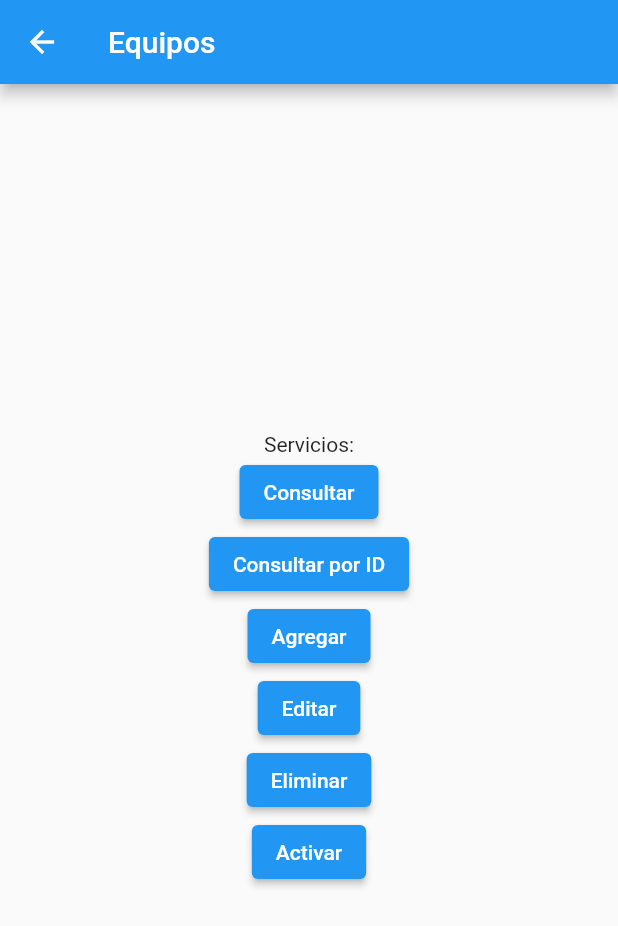
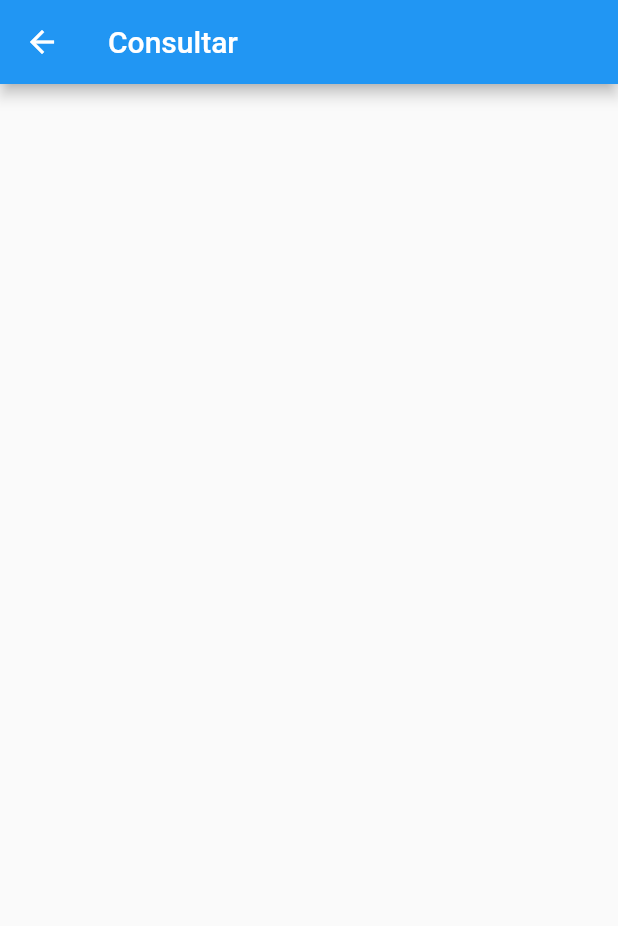
Before and after one commit to eduardo-solis/undermatch_app, a Flutter app: the screen it shows after launch, after a tap on "Equipos", after a tap on "Consultar", on a phone screen of 412 x 824 dp. Shown: the top 926 px of the screen. Run offline on Flutter 3.47's test engine with Material 2 defaults, Android fonts, the light colour scheme and no system bars.

Commit message:
Creando el componente de Equipos_Consultar

```diff
--- a/lib/main.dart
+++ b/lib/main.dart
@@ -1,5 +1,6 @@
 import 'package:flutter/material.dart';
 import 'package:undermatch_app/routes/routes.dart';
+import 'package:undermatch_app/widgets/equipos/equipos_consultar.dart';
 import 'package:undermatch_app/widgets/equipos/equipos_inicio.dart';
 
 void main() {
@@ -15,7 +16,8 @@ class MyApp extends StatelessWidget {
       initialRoute: Routes.INICIO,
       routes: {
         Routes.INICIO: (context) => const MyHomePage(title: 'UnderMatch API'),
-        Routes.EQUIPOS: (context) => const EquiposInicio()
+        Routes.EQUIPOS: (context) => const EquiposInicio(),
+        Routes.EQUIPOS_CONSULTAR: (context) => const EquiposConsultar()
       },
       title: 'Flutter Demo',
       debugShowCheckedModeBanner: false,
--- /dev/null
+++ b/lib/widgets/equipos/equipos_consultar.dart
@@ -0,0 +1,12 @@
+import 'package:flutter/material.dart';
+
+class EquiposConsultar extends StatelessWidget {
+  const EquiposConsultar({Key? key}) : super(key: key);
+
+  @override
+  Widget build(BuildContext context) {
+    return Scaffold(
+      appBar: AppBar(title: const Text("Consultar")),
+    );
+  }
+}
--- a/lib/widgets/equipos/equipos_inicio.dart
+++ b/lib/widgets/equipos/equipos_inicio.dart
@@ -1,4 +1,6 @@
 import 'package:flutter/material.dart';
+
+import '../../routes/routes.dart';
 
 class EquiposInicio extends StatelessWidget {
   const EquiposInicio({Key? key}) : super(key: key);
@@ -13,7 +15,11 @@ class EquiposInicio extends StatelessWidget {
           children: [
             const Text("Servicios:"),
             ElevatedButton(
-                onPressed: () => print("Consultar equipo"),
+                onPressed: () {
+                  //print("Consultar equipo");
+                  Navigator.pushReplacementNamed(
+                      context, Routes.EQUIPOS_CONSULTAR);
+                },
                 child: const Text("Consultar")),
             ElevatedButton(
                 onPressed: () => print("Consultar equipo por Id"),
```
